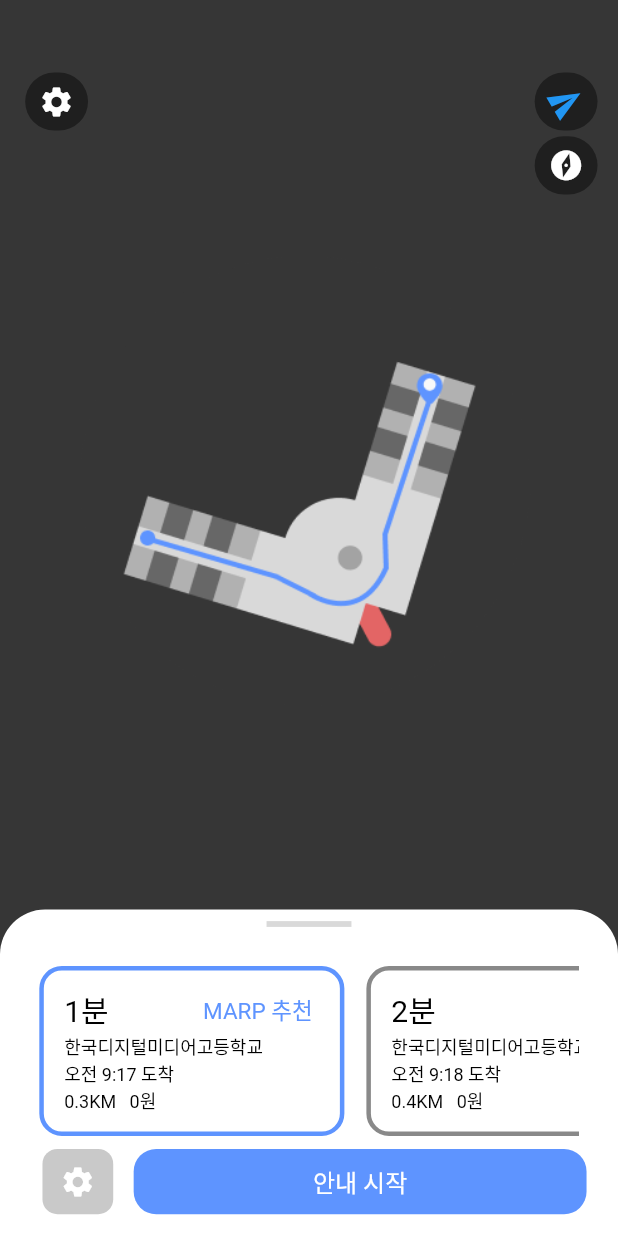
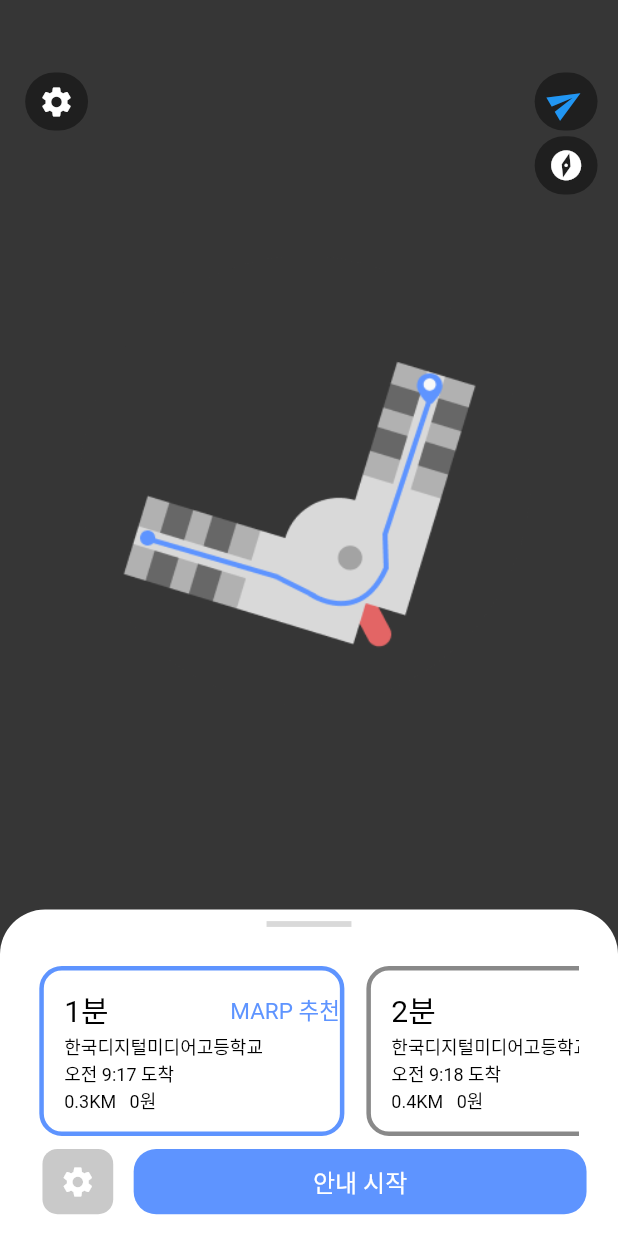
Before and after one commit to j-MARP/MARP-mobile, a Flutter app: the screen it shows after launch, after a tap on "목적지를 입력해주세요.", after a tap on "AR 사용하기", on a phone screen of 412 x 824 dp. Run offline on Flutter 3.47's test engine with Material 2 defaults, Android fonts, the phone set to English and light mode, and no system bars; our stand-ins replace camera, get; missing offline and left inert: ditredi.

Commit message:
fix image add, minor fix

```diff
--- a/lib/containers/main_bottom.dart
+++ b/lib/containers/main_bottom.dart
@@ -60,14 +60,8 @@ class _BottomContainerState extends State<BottomContainer> {
                     '한국디지털미디어고등학교',
                     style: TextStyle(color: Colors.black, fontSize: 12),
                   ),
-                SizedBox(
-                  width: screenwidthFixed * 175,
-                ),
-                SizedBox(
-                  width: screenwidthFixed * 22,
-                  height: screenheightFixed * 22,
-                  child: const Icon(Icons.search),
-                )
+                Expanded(child: SizedBox()),
+                const Icon(Icons.search)
               ],
             ),
           ),
@@ -94,28 +88,19 @@ class _BottomContainerState extends State<BottomContainer> {
                   height: screenheightFixed * 1,
                 ),
                 SizedBox(
-                  width: screenwidthFixed * 96,
                   child: Column(
                     crossAxisAlignment: CrossAxisAlignment.start,
                     children: [
                       SizedBox(
                         height: screenheightFixed * 20,
                       ),
-                      SizedBox(
-                        width: screenwidthFixed * 96,
-                        height: screenheightFixed * 25,
-                        child: const Text(
-                          'AR 사용하기',
-                          style: TextStyle(color: Colors.white, fontSize: 18),
-                        ),
+                      const Text(
+                        'AR 사용하기',
+                        style: TextStyle(color: Colors.white, fontSize: 18),
                       ),
-                      SizedBox(
-                        width: screenwidthFixed * 96,
-                        height: screenheightFixed * 19,
-                        child: const Text(
-                          '현재 위치에서 AR 사용하기',
-                          style: TextStyle(color: Colors.white, fontSize: 8),
-                        ),
+                      const Text(
+                        '현재 위치에서 AR 사용하기',
+                        style: TextStyle(color: Colors.white, fontSize: 8),
                       )
                     ],
                   ),
--- a/lib/containers/selec_bottom.dart
+++ b/lib/containers/selec_bottom.dart
@@ -61,8 +61,8 @@ class _SelecBottomState extends State<SelecBottom> {
                             '1분',
                             style: TextStyle(color: Colors.black, fontSize: 20),
                           ),
-                          SizedBox(
-                            width: screenwidthFixed * 60,
+                          Expanded(
+                            child: SizedBox(),
                           ),
                           const Text(
                             'MARP 추천',
--- a/lib/main.dart
+++ b/lib/main.dart
@@ -1,5 +1,6 @@
 import 'package:flutter/material.dart';
 import 'package:get/route_manager.dart';
+import 'package:marp_mobile/screens/locate_screen.dart';
 import 'screens/main_screen.dart';
 
 void main() {
--- a/lib/screens/locate_screen.dart
+++ b/lib/screens/locate_screen.dart
@@ -55,12 +55,16 @@ class _LocateScreenState extends State<LocateScreen> {
                 child: Column(
                   children: [
                     SizedBox(height: screenheightFixed * 31),
-                    Container(
+                    SizedBox(
                       width: screenwidthFixed * 144,
-                      height: screenheightFixed * 144,
-                      decoration: BoxDecoration(
-                          color: Colors.amber,
-                          borderRadius: BorderRadius.circular(30)),
+                      height: screenwidthFixed * 144,
+                      child: ClipRRect(
+                        borderRadius: BorderRadius.circular(40.0),
+                        child: const Image(
+                          image: AssetImage('assets/images/dimigo.png'),
+                          fit: BoxFit.fill,
+                        ),
+                      ),
                     ),
                     SizedBox(height: screenheightFixed * 9),
                     const Text(
--- a/lib/screens/main_search.dart
+++ b/lib/screens/main_search.dart
@@ -108,12 +108,15 @@ class _MainSearchState extends State<MainSearch> {
                     if (onSearch)
                       Row(
                         children: [
-                          Container(
+                          SizedBox(
                             width: screenwidthFixed * 70,
                             height: screenwidthFixed * 70,
-                            decoration: BoxDecoration(
-                              borderRadius: BorderRadius.circular(15),
-                              color: Colors.amber,
+                            child: ClipRRect(
+                              borderRadius: BorderRadius.circular(25.0),
+                              child: const Image(
+                                image: AssetImage('assets/images/dimigo.png'),
+                                fit: BoxFit.fill,
+                              ),
                             ),
                           ),
                           SizedBox(width: screenwidthFixed * 4),
```
Also changed, not shown: pubspec.yaml (+6 -3 lines), assets/images/dimigo.png (added), pubspec.lock.
